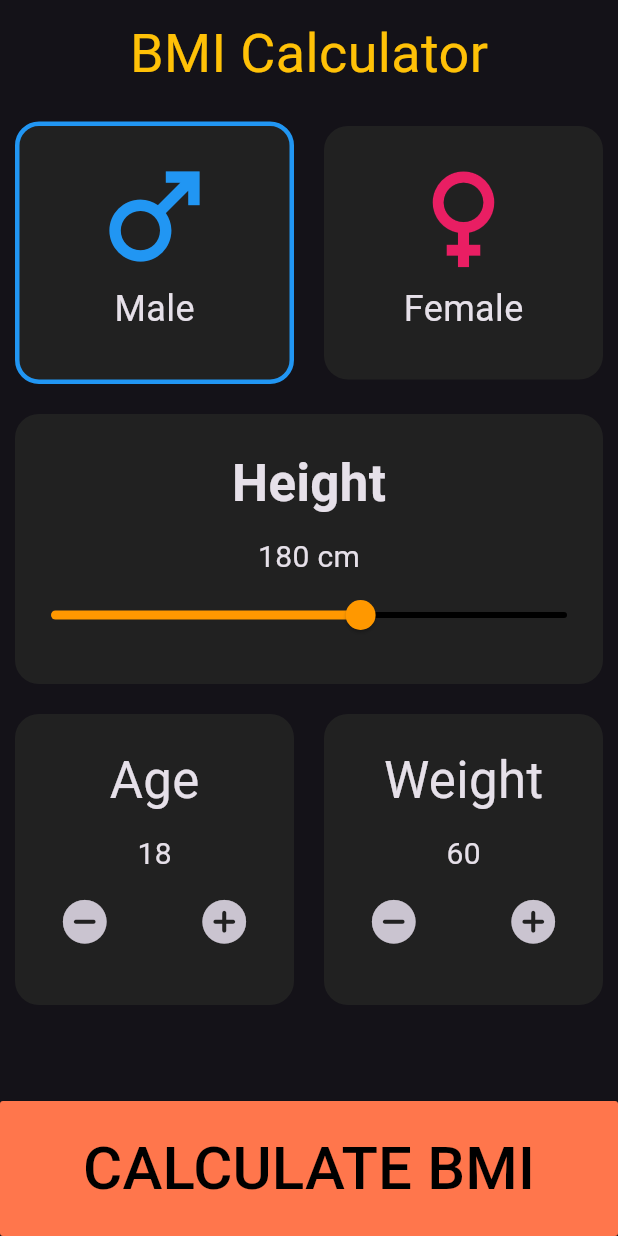
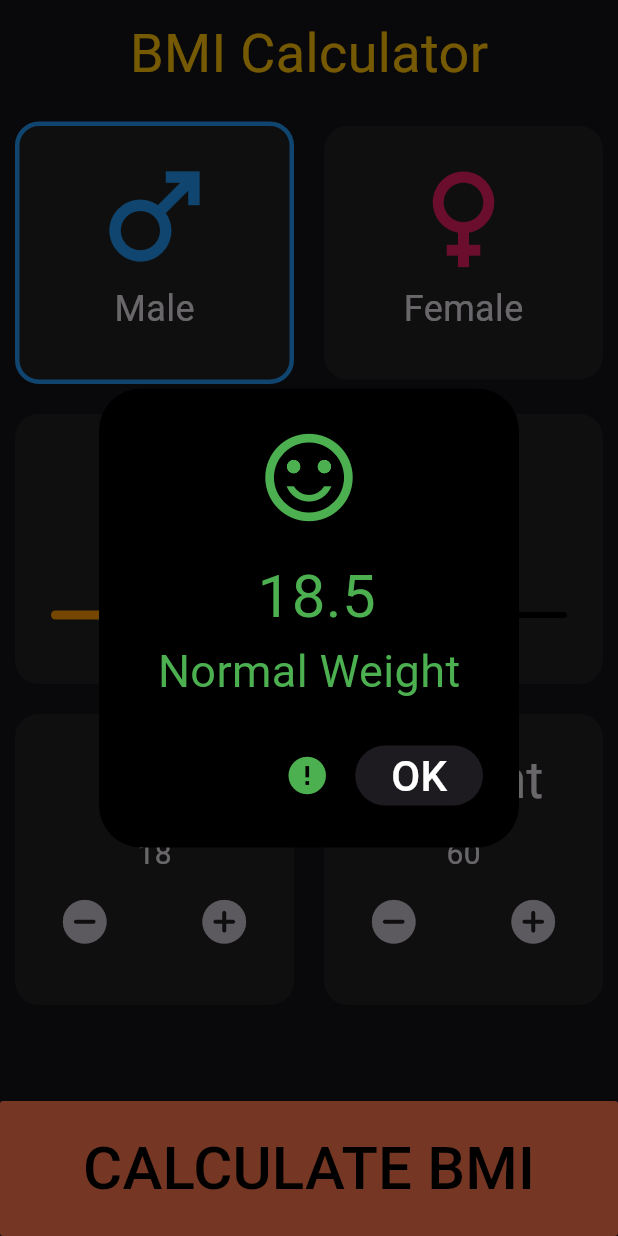
Before and after one commit to ZK53/IEEE-CS-MOBILE-26, a Flutter app: the screen it shows after launch, after a tap on the "remove circle" icon, after a tap on the "add circle" icon, after a tap on "CALCULATE BMI", on a phone screen of 412 x 824 dp. Run offline on Flutter 3.47's test engine with Material 3 defaults, Android fonts, the phone set to English and light mode, and no system bars.

Commit message:
Task-09: doing the logic

```diff
--- a/Task-09/lib/screens/task_09.dart
+++ b/Task-09/lib/screens/task_09.dart
@@ -1,4 +1,5 @@
 import 'package:flutter/material.dart';
+import 'package:task_09/utilities/calculate_bmi.dart';
 import 'package:task_09/widgets/age.dart';
 import 'package:task_09/widgets/calculate_button.dart';
 import 'package:task_09/widgets/gender.dart';
@@ -78,7 +79,7 @@ class _HomeState extends State<Home> {
             ),
             CalculateButton(
               calculate: () {
-                // TODO
+                calculateBMI(context, height, weight);
               },
             ),
           ],
--- /dev/null
+++ b/Task-09/lib/utilities/calculate_bmi.dart
@@ -0,0 +1,90 @@
+import 'package:flutter/material.dart';
+
+import 'bmi_message.dart';
+
+void calculateBMI(BuildContext context, double height, int weight) {
+  double bmi = weight / ((height / 100) * (height / 100));
+
+  String message;
+  String content;
+  IconData icon;
+  Color color;
+
+  if (bmi < 18.5) {
+    message = "Underweight";
+    content =
+        "Your BMI indicates that you are underweight. It's important to maintain a healthy weight. Consider consulting a healthcare provider for guidance.";
+    icon = Icons.sentiment_dissatisfied;
+    color = Colors.blueAccent;
+  } else if (bmi >= 18.5 && bmi < 25) {
+    message = "Normal Weight";
+    content =
+        "Your BMI is within the normal weight range. Keep up the good work and maintain a balanced diet and regular exercise.";
+    icon = Icons.sentiment_satisfied_alt;
+    color = Colors.green;
+  } else if (bmi >= 25 && bmi < 30) {
+    message = "Overweight";
+    content =
+        "Your BMI indicates that you are overweight. Consider adopting a healthy plan and incoporating regular exercise into your routine.";
+    icon = Icons.sentiment_neutral;
+    color = Colors.orange;
+  } else {
+    message = "Obese";
+    content =
+        "Your BMI suggests obesity, It's important to consult a healthcare provider to dicuss ways to achieve a healthier weight.";
+    icon = Icons.sentiment_very_dissatisfied;
+    color = Colors.red;
+  }
+
+  showDialog(
+      barrierDismissible: false,
+      context: context,
+      builder: (context) {
+        return AlertDialog(
+          backgroundColor: Colors.black,
+          title: Icon(
+            icon,
+            color: color,
+            size: 70,
+          ),
+          content: Column(
+            mainAxisSize: MainAxisSize.min,
+            mainAxisAlignment: MainAxisAlignment.center,
+            children: [
+              Text(
+                " ${bmi.toStringAsFixed(1)}",
+                style: TextStyle(fontSize: 40, color: color),
+              ),
+              Text(
+                message,
+                style: TextStyle(
+                  fontSize: 30,
+                  color: color,
+                ),
+              )
+            ],
+          ),
+          actions: [
+            IconButton(
+                onPressed: () =>
+                    messageDialog(context, message, content, color),
+                icon: Icon(
+                  Icons.error,
+                  color: color,
+                  size: 30,
+                )),
+            ElevatedButton(
+                onPressed: () {
+                  Navigator.of(context).pop();
+                },
+                child: const Text(
+                  "OK",
+                  style: TextStyle(
+                    fontSize: 28,
+                    color: Colors.white,
+                  ),
+                ))
+          ],
+        );
+      });
+}
```
Also changed, not shown: Task-09/lib/utilities/bmi_message.dart (added, +39 -0 lines).
